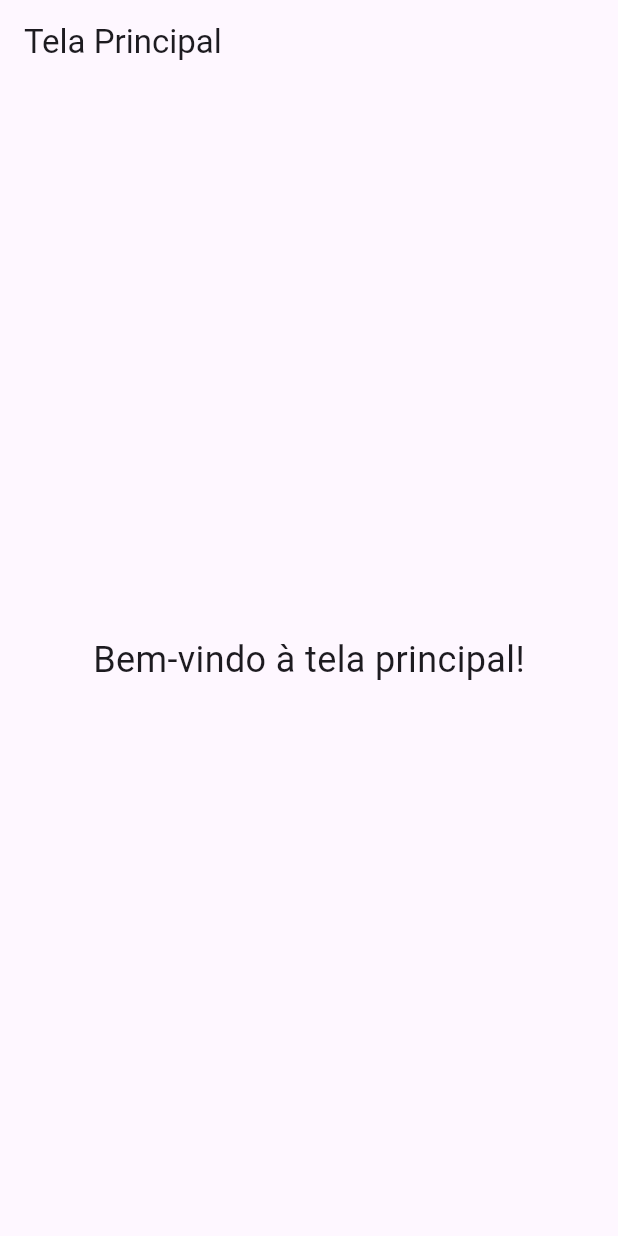
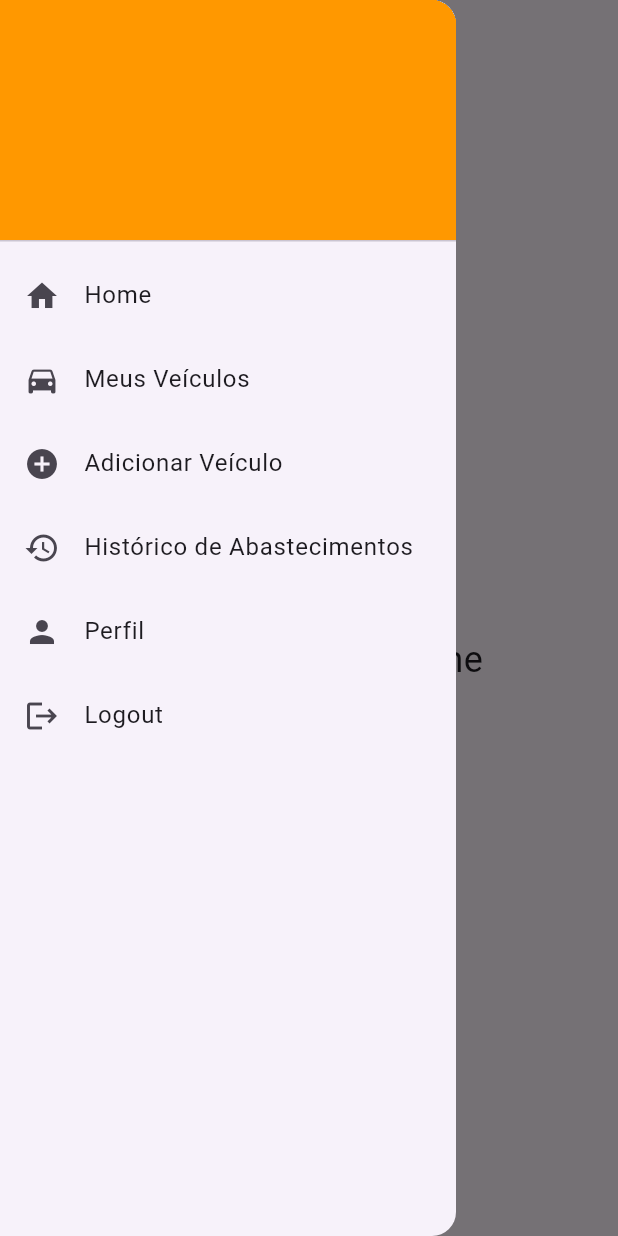
Before and after one commit to LucasSYamashita/AbastecimentoFlutter, a Flutter app: the screen it shows once a user with an empty profile is signed in, with the side drawer open (before the commit the screen has no drawer), on a phone screen of 412 x 824 dp. Run offline on Flutter 3.47's test engine with Material 3 defaults, Android fonts, the phone set to English and light mode, and no system bars; our stand-ins replace firebase_auth, firebase_core; accounts and stored records are empty.

Commit message:
Telas, Menu (Drawer)

```diff
--- a/lib/views/home.dart
+++ /dev/null
@@ -1 +0,0 @@
-// TODO Implement this library.
--- a/lib/views/main_app.dart
+++ b/lib/views/main_app.dart
@@ -1,20 +1,97 @@
+import 'package:firebase_auth/firebase_auth.dart';
 import 'package:flutter/material.dart';
+import 'package:abastecimentoflutter/views/screens/home.dart';
+import 'package:abastecimentoflutter/views/screens/meusveiculos.dart';
+import 'package:abastecimentoflutter/views/screens/addveiculo.dart';
+import 'package:abastecimentoflutter/views/screens/historico.dart';
+import 'package:abastecimentoflutter/views/screens/perfil.dart';
 
-class MainApp extends StatelessWidget {
+class MainApp extends StatefulWidget {
   const MainApp({super.key});
+
+  @override
+  State<MainApp> createState() => _MainAppState();
+}
+
+class _MainAppState extends State<MainApp> {
+  int _selectedIndex = 0;
+
+  void _onItemTapped(int index) {
+    setState(() {
+      _selectedIndex = index;
+    });
+  }
 
   @override
   Widget build(BuildContext context) {
     return Scaffold(
       appBar: AppBar(
-        title: const Text("Tela Principal"),
+        title: Text([
+          "Home",
+          "Meus Veículos",
+          "Adicionar Veículo",
+          "Histórico de Abastecimentos",
+          "Perfil"
+        ][_selectedIndex]),
       ),
-      body: const Center(
-        child: Text(
-          "Bem-vindo à tela principal!",
-          style: TextStyle(fontSize: 24),
+      drawer: Drawer(
+        child: ListView(
+          padding: EdgeInsets.zero,
+          children: [
+            DrawerHeader(
+              decoration: BoxDecoration(color: Colors.orange),
+              child: Column(
+                crossAxisAlignment: CrossAxisAlignment.start,
+                children: [
+                  Text(
+                      FirebaseAuth.instance.currentUser!.displayName ?? "User"),
+                  Text(FirebaseAuth.instance.currentUser!.email!),
+                ],
+              ),
+            ),
+            ListTile(
+              leading: Icon(Icons.home),
+              title: Text('Home'),
+              onTap: () => _onItemTapped(0),
+            ),
+            ListTile(
+              leading: Icon(Icons.directions_car),
+              title: Text('Meus Veículos'),
+              onTap: () => _onItemTapped(1),
+            ),
+            ListTile(
+              leading: Icon(Icons.add_circle),
+              title: Text('Adicionar Veículo'),
+              onTap: () => _onItemTapped(2),
+            ),
+            ListTile(
+              leading: Icon(Icons.history),
+              title: Text('Histórico de Abastecimentos'),
+              onTap: () => _onItemTapped(3),
+            ),
+            ListTile(
+              leading: Icon(Icons.person),
+              title: Text('Perfil'),
+              onTap: () => _onItemTapped(4),
+            ),
+            ListTile(
+              leading: Icon(Icons.logout),
+              title: Text('Logout'),
+              onTap: () async {
+                await FirebaseAuth.instance.signOut();
+                Navigator.pushReplacementNamed(context, '/login');
+              },
+            ),
+          ],
         ),
       ),
+      body: [
+        const HomeView(),
+        const MyVehiclesView(),
+        const AddVehicleView(),
+        const RefuelHistoryView(),
+        const ProfileView(),
+      ][_selectedIndex],
     );
   }
 }
--- /dev/null
+++ b/lib/views/screens/home.dart
@@ -0,0 +1,15 @@
+import 'package:flutter/material.dart';
+
+class HomeView extends StatelessWidget {
+  const HomeView({super.key});
+
+  @override
+  Widget build(BuildContext context) {
+    return Center(
+      child: Text(
+        'Tela Principal - Home',
+        style: TextStyle(fontSize: 24),
+      ),
+    );
+  }
+}
```
Also changed, not shown: lib/main.dart (+15 -0 lines), lib/views/login.dart (+53 -16 lines), lib/views/screens/Addveiculo.dart (added, +15 -0 lines), lib/views/screens/historico.dart (added, +15 -0 lines), lib/views/screens/meusveiculos.dart (added, +15 -0 lines), lib/views/screens/perfil.dart (added, +15 -0 lines), lib/widgets/custom_drawer.dart (added, +83 -0 lines).
